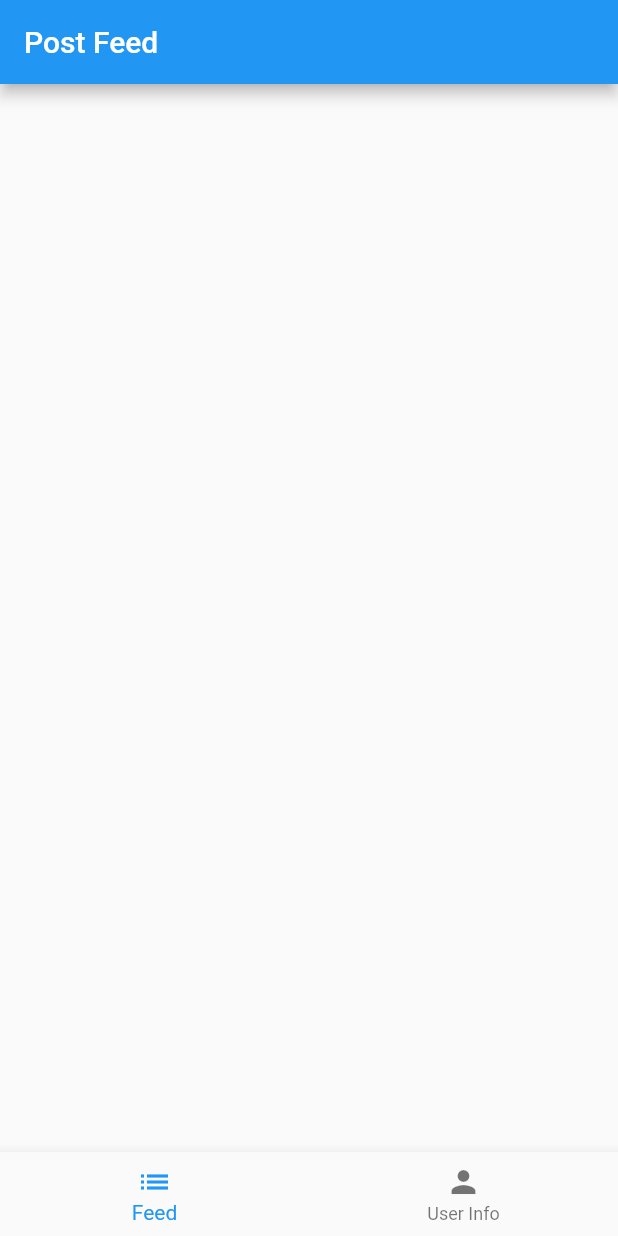
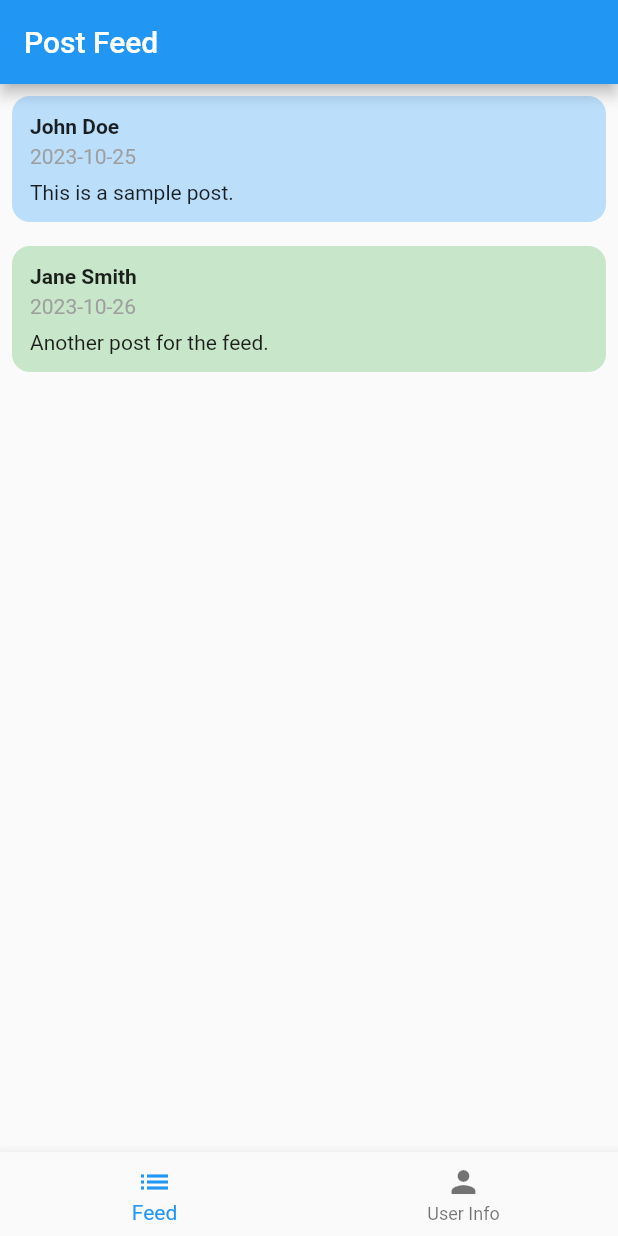
Before and after one commit to PetHub-CSCE3701/PetHub, a Flutter app: the screen it shows after launch, on a phone screen of 412 x 824 dp. Run offline on Flutter 3.47's test engine with Material 2 defaults, Android fonts, the phone set to English and light mode, and no system bars.

```diff
--- a/lib/Comment.dart
+++ b/lib/Comment.dart
@@ -18,7 +18,7 @@ class Comment {
 
    Comment.defaultConstructor()
        : commenter = User.defaultConstructor(),
-          post = Post(),
+          post = Post.defaultConstructor(),
           commentDate = '',
           commentText = '',
           likes = 0;
--- a/lib/Post.dart
+++ b/lib/Post.dart
@@ -1,27 +1,33 @@
-import 'package:flutter/material.dart';
 import 'User.dart';
 import 'Comment.dart';
 
+class Post {
+  final User user;
+  final String postDate;
+  final String postText;
+  final List<Comment> comments;
 
-class Post {
-  static List<Post> allPosts = []; // Static list of all posts created
+  // Static list to hold all posts
+  static List<Post> allPosts = [];
 
-  User? user; // Making user nullable
-  List<Comment>? comments; // Making comments nullable
-  String postDate = ''; // Initializing to an empty string
-  String postText = ''; // Initializing to an empty string
-  int likes = 0; // Initializing to 0
-
-  Post() {
+  Post({
+    required this.user,
+    required this.postDate,
+    required this.postText,
+    List<Comment> comments = const [], // Initializing comments with an empty list
+  }) : this.comments = List<Comment>.from(comments) {
+    // Add new posts to the static list of all posts
     allPosts.add(this);
   }
 
-  Post.withDetails(this.user, this.postDate, this.postText, this.likes) {
-    allPosts.add(this);
-  }
+  Post.defaultConstructor()
+      : user = User(name: '', phoneNumber: '', neighborhood: '', city: '', bio: ''),
+        postDate = '',
+        postText = '',
+        comments = [];
 
+  // Method to add comments to the post
   void addComment(Comment comment) {
-    comments ??= [];
-    comments!.add(comment);
+    comments.add(comment);
   }
 }
--- a/lib/User.dart
+++ b/lib/User.dart
@@ -12,6 +12,7 @@ class User {
     required this.city,
     required this.bio,
   });
+
 
   User.defaultConstructor()
       : name = '',
--- a/lib/main.dart
+++ b/lib/main.dart
@@ -3,11 +3,9 @@ import 'User.dart';
 import 'Comment.dart';
 import 'Post.dart';
 
-
 void main() {
   runApp(MyApp());
 }
-
 
 class MyApp extends StatelessWidget {
   @override
@@ -30,7 +28,19 @@ class MyHomePage extends StatefulWidget {
 class _MyHomePageState extends State<MyHomePage> {
   int _selectedIndex = 0;
 
-  final List<Post> posts = [];
+  final List<Post> posts = [
+    Post(
+      user: User(name: 'John Doe', phoneNumber: '123456789', neighborhood: 'ABC', city: 'XYZ', bio: 'Sample Bio'),
+      postDate: '2023-10-25',
+      postText: 'This is a sample post.',
+    ),
+    Post(
+      user: User(name: 'Jane Smith', phoneNumber: '987654321', neighborhood: 'PQR', city: 'LMN', bio: 'Another Bio'),
+      postDate: '2023-10-26',
+      postText: 'Another post for the feed.',
+    ),
+    // Add more posts as needed
+  ];
 
   @override
   Widget build(BuildContext context) {
```
Also changed, not shown: 3 other files.
